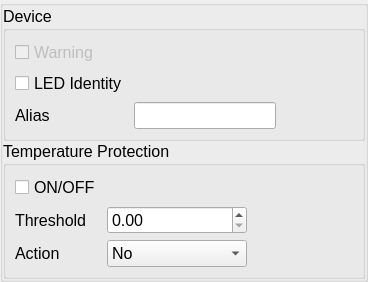
Above: source/wnd/ui/mrqsys.ui from ww4u/megarobostudio before the change. Below: the same form after it.
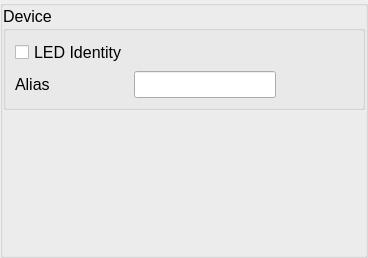
That is the form after the change.

```diff
--- a/source/wnd/ui/mrqsys.ui
+++ b/source/wnd/ui/mrqsys.ui
@@ -61,123 +61,40 @@
          <string>Device</string>
         </property>
         <layout class="QGridLayout" name="gridLayout_2">
-         <item row="0" column="0">
-          <widget class="QCheckBox" name="chkWarn">
-           <property name="enabled">
-            <bool>false</bool>
+         <item row="1" column="2">
+          <spacer name="horizontalSpacer_2">
+           <property name="orientation">
+            <enum>Qt::Horizontal</enum>
            </property>
-           <property name="text">
-            <string>Warning</string>
+           <property name="sizeHint" stdset="0">
+            <size>
+             <width>40</width>
+             <height>20</height>
+            </size>
            </property>
-          </widget>
+          </spacer>
          </item>
-         <item row="2" column="0">
+         <item row="1" column="0">
           <widget class="QLabel" name="label_3">
            <property name="text">
             <string>Alias</string>
            </property>
           </widget>
          </item>
-         <item row="1" column="0">
-          <widget class="QCheckBox" name="chkLed">
-           <property name="text">
-            <string>LED Identity</string>
-           </property>
-          </widget>
-         </item>
-         <item row="2" column="1">
+         <item row="1" column="1">
           <widget class="QLineEdit" name="edtAlias">
            <property name="enabled">
             <bool>true</bool>
            </property>
           </widget>
          </item>
-         <item row="2" column="2">
-          <spacer name="horizontalSpacer_2">
-           <property name="orientation">
-            <enum>Qt::Horizontal</enum>
-           </property>
-           <property name="sizeHint" stdset="0">
-            <size>
-             <width>40</width>
-             <height>20</height>
-            </size>
-           </property>
-          </spacer>
-         </item>
-        </layout>
-       </widget>
-      </item>
-      <item>
-       <widget class="QGroupBox" name="groupBox_2">
-        <property name="enabled">
-         <bool>true</bool>
-        </property>
-        <property name="title">
-         <string>Temperature Protection</string>
-        </property>
-        <layout class="QGridLayout" name="gridLayout">
          <item row="0" column="0">
-          <widget class="QCheckBox" name="chkOtp">
+          <widget class="QCheckBox" name="chkLed">
            <property name="text">
-            <string>ON/OFF</string>
+            <string>LED Identity</string>
            </property>
           </widget>
          </item>
-         <item row="1" column="0">
-          <widget class="QLabel" name="label">
-           <property name="text">
-            <string>Threshold</string>
-           </property>
-          </widget>
-         </item>
-         <item row="2" column="0">
-          <widget class="QLabel" name="label_2">
-           <property name="text">
-            <string>Action</string>
-           </property>
-          </widget>
-         </item>
-         <item row="1" column="3">
-          <spacer name="horizontalSpacer">
-           <property name="orientation">
-            <enum>Qt::Horizontal</enum>
-           </property>
-           <property name="sizeHint" stdset="0">
-            <size>
-             <width>40</width>
-             <height>20</height>
-            </size>
-           </property>
-          </spacer>
-         </item>
-         <item row="1" column="1">
-          <widget class="QDoubleSpinBox" name="spinOtpTemperature"/>
-         </item>
-         <item row="2" column="1">
-          <widget class="QComboBox" name="cmbAction">
-           <item>
-            <property name="text">
-             <string>No</string>
-            </property>
-           </item>
-           <item>
-            <property name="text">
-             <string>Warning</string>
-            </property>
-           </item>
-           <item>
-            <property name="text">
-             <string>Stop</string>
-            </property>
-           </item>
-           <item>
-            <property name="text">
-             <string>Warning + Stop</string>
-            </property>
-           </item>
-          </widget>
-         </item>
         </layout>
        </widget>
       </item>
```
